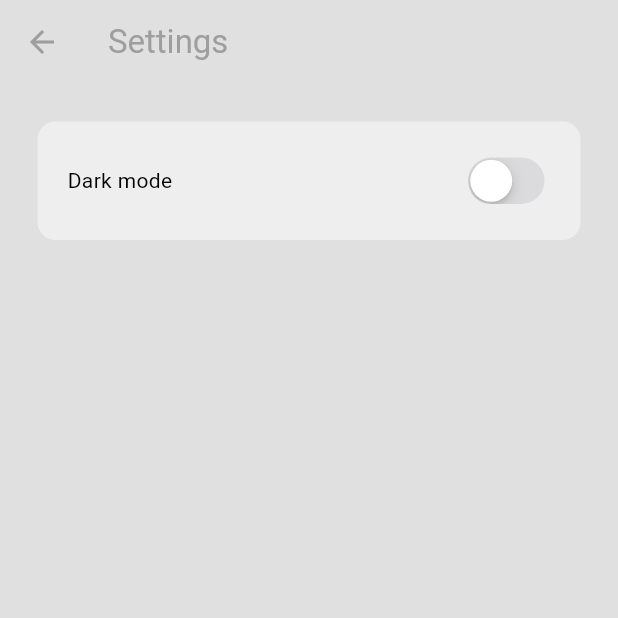
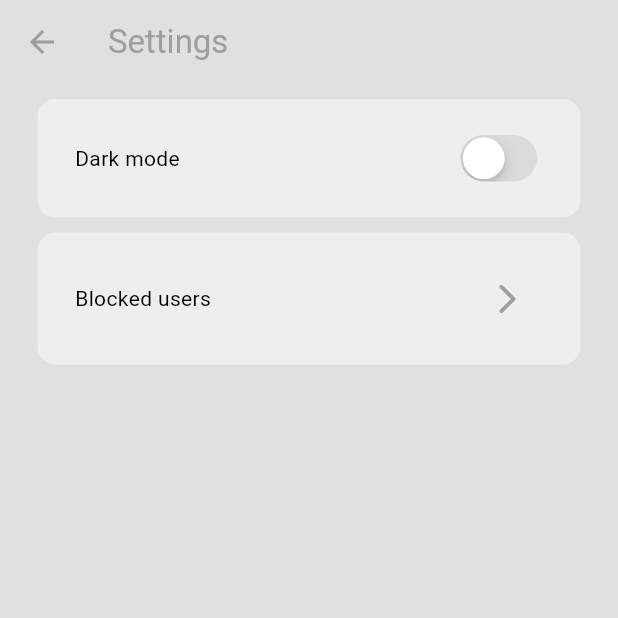
Before and after one commit to faid-terence/flutter-chat-app-firebase, a Flutter app: the SettingsPage screen opened by its route, on a phone screen of 412 x 824 dp, the top half of it. Run offline on Flutter 3.47's test engine with Material 3 defaults, Android fonts, the phone set to English and light mode, and no system bars; our stand-ins replace cloud_firestore, firebase_auth, firebase_core; accounts and stored records are empty.

```diff
--- a/lib/components/chat_bubble.dart
+++ b/lib/components/chat_bubble.dart
@@ -99,6 +99,7 @@ class ChatBubble extends StatelessWidget {
                   onPressed: () {
                     ChatServices().blockUser(userId);
                     Navigator.of(context).pop();
+                    Navigator.of(context).pop();
                     ScaffoldMessenger.of(context).showSnackBar(
                         const SnackBar(content: Text("User blocked")));
                   },
--- a/lib/main.dart
+++ b/lib/main.dart
@@ -1,3 +1,4 @@
+import 'package:chat_app/pages/blocked_users.dart';
 import 'package:chat_app/provider/theme_provider.dart';
 import 'package:chat_app/services/auth/auth_gate.dart';
 import 'package:chat_app/firebase_options.dart';
@@ -24,7 +25,10 @@ class MyApp extends StatelessWidget {
       debugShowCheckedModeBanner: false,
       home: const AuthGate(),
       theme: Provider.of<ThemeProvider>(context).themeData,
-      routes: {"/settings": (context) => const SettingsPage()},
+      routes: {
+        "/settings": (context) => const SettingsPage(),
+        "/blocked-users": (context) => BlockedUsers(),
+      },
     );
   }
 }
--- a/lib/pages/settings_page.dart
+++ b/lib/pages/settings_page.dart
@@ -15,13 +15,18 @@ class SettingsPage extends StatelessWidget {
         foregroundColor: Colors.grey,
         elevation: 0,
       ),
-      body: Container(
+
+      // dark mode switch
+      body: Column(
+        children: [
+          Container(
             decoration: BoxDecoration(
               color: Theme.of(context).colorScheme.secondary,
               borderRadius: BorderRadius.circular(12),
             ),
-        margin: const EdgeInsets.all(25),
-        padding: const EdgeInsets.all(20),
+            margin: const EdgeInsets.only(left: 25, right: 25, top: 10),
+            padding:
+                const EdgeInsets.only(left: 25, right: 25, top: 20, bottom: 20),
             child: Row(
               mainAxisAlignment: MainAxisAlignment.spaceBetween,
               children: [
@@ -36,6 +41,33 @@ class SettingsPage extends StatelessWidget {
               ],
             ),
           ),
+
+          // Blocked user
+          Container(
+            decoration: BoxDecoration(
+              color: Theme.of(context).colorScheme.secondary,
+              borderRadius: BorderRadius.circular(12),
+            ),
+            margin: const EdgeInsets.only(left: 25, right: 25, top: 10),
+            padding:
+                const EdgeInsets.only(left: 25, right: 25, top: 20, bottom: 20),
+            child: Row(
+              mainAxisAlignment: MainAxisAlignment.spaceBetween,
+              children: [
+                const Text("Blocked users"),
+                IconButton(
+                    onPressed: () {
+                      Navigator.of(context).pushNamed("/blocked-users");
+                    },
+                    icon: Icon(
+                      Icons.arrow_forward_ios_rounded,
+                      color: Theme.of(context).colorScheme.primary,
+                    )),
+              ],
+            ),
+          ),
+        ],
+      ),
     );
   }
 }
```
Also changed, not shown: lib/pages/blocked_users.dart (added, +89 -0 lines). Lines whose indentation alone changed are shown as unchanged.
